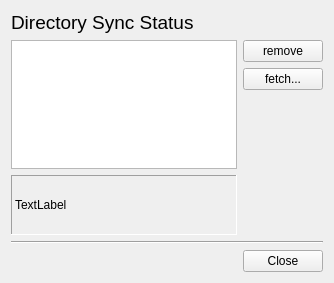
First picture: the form in src/mirall/statusdialog.ui, repository nextcloud/desktop, before the edit.
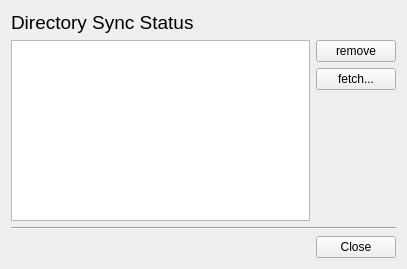
Second picture: the form after the edit.

Commit message: WIP status dialog

```diff
--- a/src/mirall/statusdialog.ui
+++ b/src/mirall/statusdialog.ui
@@ -6,8 +6,8 @@
    <rect>
     <x>0</x>
     <y>0</y>
-    <width>334</width>
-    <height>283</height>
+    <width>407</width>
+    <height>269</height>
    </rect>
   </property>
   <property name="windowTitle">
@@ -31,36 +31,7 @@
      <item>
       <layout class="QVBoxLayout" name="verticalLayout">
        <item>
-        <widget class="QListWidget" name="_folderList">
-         <property name="minimumSize">
-          <size>
-           <width>0</width>
-           <height>80</height>
-          </size>
-         </property>
-        </widget>
-       </item>
-       <item>
-        <widget class="QLabel" name="_folderDetails">
-         <property name="minimumSize">
-          <size>
-           <width>0</width>
-           <height>60</height>
-          </size>
-         </property>
-         <property name="frameShape">
-          <enum>QFrame::Panel</enum>
-         </property>
-         <property name="frameShadow">
-          <enum>QFrame::Sunken</enum>
-         </property>
-         <property name="lineWidth">
-          <number>1</number>
-         </property>
-         <property name="text">
-          <string>TextLabel</string>
-         </property>
-        </widget>
+        <widget class="QListView" name="_folderList"/>
        </item>
       </layout>
      </item>
```
The commit also changes 3 other files.
